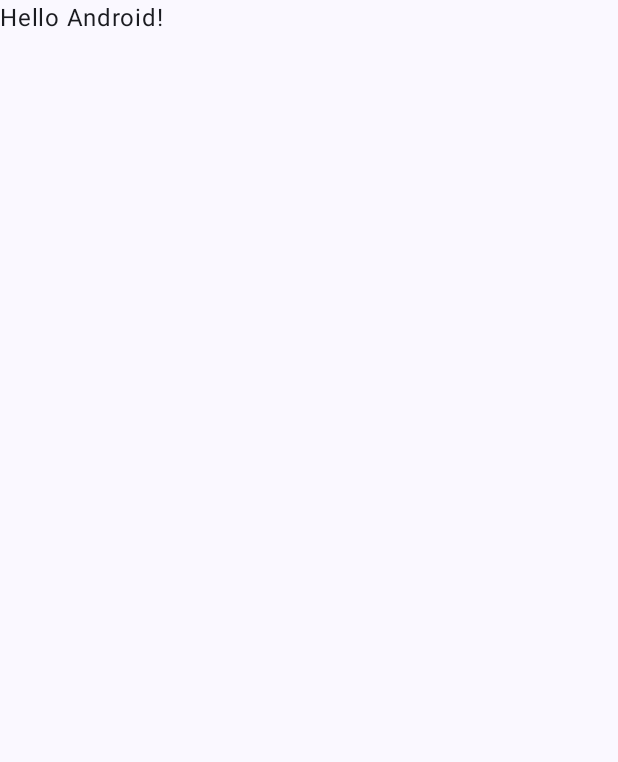
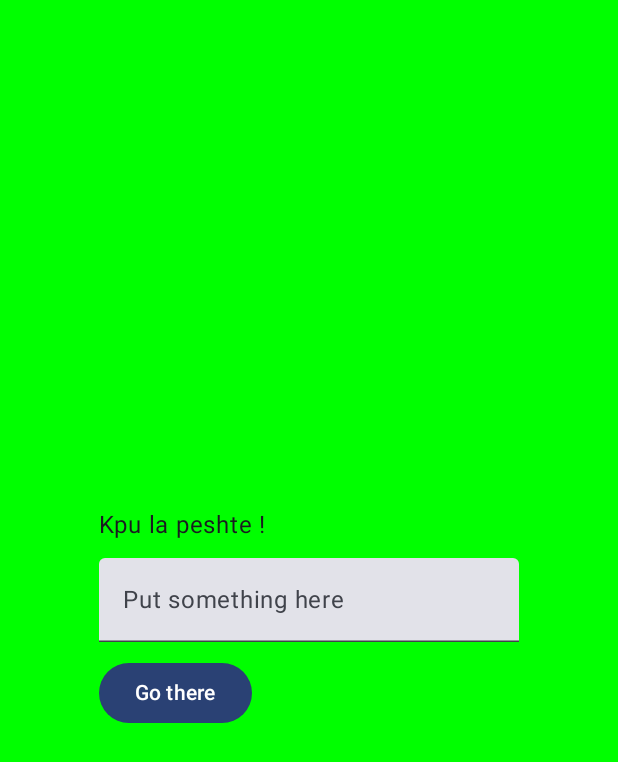
Before and after one commit to theravengod/koffee, an Android app built with Jetpack Compose: the screen it shows after launch (MainActivity), on a phone screen of 412 x 824 dp. Before the commit the part shown is almost empty. Shown: the top 762 px of the screen. Run offline under Robolectric (Android 15) with nearby library versions, the phone set to English and light mode, and no system bars; our stand-ins replace Navigation 3.

Commit message:
Simple navigation with Nav3

```diff
--- a/app/build.gradle.kts
+++ b/app/build.gradle.kts
@@ -4,6 +4,7 @@ plugins {
     alias(libs.plugins.android.application)
     alias(libs.plugins.kotlin.android)
     alias(libs.plugins.kotlin.compose)
+    alias(libs.plugins.kotlin.serialization)
 }
 
 android {
--- a/app/src/main/java/cheshire/kitty/koffee/MainActivity.kt
+++ b/app/src/main/java/cheshire/kitty/koffee/MainActivity.kt
@@ -4,13 +4,7 @@ import android.os.Bundle
 import androidx.activity.ComponentActivity
 import androidx.activity.compose.setContent
 import androidx.activity.enableEdgeToEdge
-import androidx.compose.foundation.layout.fillMaxSize
-import androidx.compose.foundation.layout.padding
-import androidx.compose.material3.Scaffold
-import androidx.compose.material3.Text
-import androidx.compose.runtime.Composable
-import androidx.compose.ui.Modifier
-import androidx.compose.ui.tooling.preview.Preview
+import cheshire.kitty.koffee.ui.navi.AppNavigation
 import cheshire.kitty.koffee.ui.theme.KoffeeTheme
 
 class MainActivity : ComponentActivity() {
@@ -18,30 +12,7 @@ class MainActivity : ComponentActivity() {
         super.onCreate(savedInstanceState)
         enableEdgeToEdge()
         setContent {
-            KoffeeTheme {
-                Scaffold(modifier = Modifier.fillMaxSize()) { innerPadding ->
-                    Greeting(
-                        name = "Android",
-                        modifier = Modifier.padding(innerPadding)
-                    )
-                }
-            }
+            KoffeeTheme { AppNavigation() }
         }
     }
 }
-
-@Composable
-fun Greeting(name: String, modifier: Modifier = Modifier) {
-    Text(
-        text = "Hello $name!",
-        modifier = modifier
-    )
-}
-
-@Preview(showBackground = true)
-@Composable
-fun GreetingPreview() {
-    KoffeeTheme {
-        Greeting("Android")
-    }
-}
--- /dev/null
+++ b/app/src/main/java/cheshire/kitty/koffee/ui/navi/AppNavigation.kt
@@ -0,0 +1,22 @@
+package cheshire.kitty.koffee.ui.navi
+
+import androidx.compose.runtime.Composable
+import androidx.compose.ui.Modifier
+import androidx.lifecycle.viewmodel.navigation3.rememberViewModelStoreNavEntryDecorator
+import androidx.navigation3.runtime.entryProvider
+import androidx.navigation3.runtime.rememberNavBackStack
+import androidx.navigation3.runtime.rememberSaveableStateHolderNavEntryDecorator
+import androidx.navigation3.ui.NavDisplay
+
+@Composable
+fun AppNavigation(modifier: Modifier = Modifier) {
+    val backStack = rememberNavBackStack(NDMainScreen)
+    NavDisplay(
+        backStack = backStack,
+        entryDecorators = listOf(
+            rememberSaveableStateHolderNavEntryDecorator(),
+            rememberViewModelStoreNavEntryDecorator()
+        ),
+        entryProvider = destinations(backStack)
+    )
+}
--- /dev/null
+++ b/app/src/main/java/cheshire/kitty/koffee/ui/navi/Destinations.kt
@@ -0,0 +1,20 @@
+package cheshire.kitty.koffee.ui.navi
+
+import androidx.navigation3.runtime.NavBackStack
+import androidx.navigation3.runtime.NavEntry
+import androidx.navigation3.runtime.NavKey
+import androidx.navigation3.runtime.entryProvider
+import cheshire.kitty.koffee.ui.screens.DetailsScreen
+import cheshire.kitty.koffee.ui.screens.MainScreen
+import kotlinx.serialization.Serializable
+
+@Serializable
+data object NDMainScreen: NavKey
+
+@Serializable
+data class NDDetailsScreen(val something: String): NavKey
+
+fun destinations(backStack: NavBackStack<NavKey>): (NavKey) -> NavEntry<NavKey> = entryProvider {
+    entry<NDMainScreen> { MainScreen { backStack.add(NDDetailsScreen(it)) } }
+    entry<NDDetailsScreen> { DetailsScreen(it.something) }
+}
--- /dev/null
+++ b/app/src/main/java/cheshire/kitty/koffee/ui/screens/DetailsScreen.kt
@@ -0,0 +1,17 @@
+package cheshire.kitty.koffee.ui.screens
+
+import androidx.compose.foundation.background
+import androidx.compose.foundation.layout.Box
+import androidx.compose.foundation.layout.fillMaxSize
+import androidx.compose.material3.Text
+import androidx.compose.runtime.Composable
+import androidx.compose.ui.Alignment
+import androidx.compose.ui.Modifier
+import androidx.compose.ui.graphics.Color
+
+@Composable
+fun DetailsScreen(something: String, modifier: Modifier = Modifier) {
+    Box(modifier.fillMaxSize().background(Color.Yellow), Alignment.Center) {
+        Text("On Details as $something")
+    }
+}
--- /dev/null
+++ b/app/src/main/java/cheshire/kitty/koffee/ui/screens/MainScreen.kt
@@ -0,0 +1,39 @@
+package cheshire.kitty.koffee.ui.screens
+
+import androidx.compose.foundation.background
+import androidx.compose.foundation.layout.Arrangement
+import androidx.compose.foundation.layout.Box
+import androidx.compose.foundation.layout.Column
+import androidx.compose.foundation.layout.Spacer
+import androidx.compose.foundation.layout.fillMaxSize
+import androidx.compose.foundation.layout.height
+import androidx.compose.foundation.layout.padding
+import androidx.compose.material3.Button
+import androidx.compose.material3.Scaffold
+import androidx.compose.material3.Text
+import androidx.compose.material3.TextField
+import androidx.compose.runtime.Composable
+import androidx.compose.runtime.getValue
+import androidx.compose.runtime.mutableStateOf
+import androidx.compose.runtime.saveable.rememberSaveable
+import androidx.compose.runtime.setValue
+import androidx.compose.ui.Alignment
+import androidx.compose.ui.Modifier
+import androidx.compose.ui.graphics.Color
+import androidx.compose.ui.unit.dp
+
+@Composable
+fun MainScreen(modifier: Modifier = Modifier, onNav: (something: String) -> Unit) {
+    var something by rememberSaveable { mutableStateOf("") }
+    Scaffold(modifier = modifier) { pv ->
+        Box(modifier.padding(pv).fillMaxSize().background(Color.Green), Alignment.Center) {
+            Column(verticalArrangement = Arrangement.spacedBy(10.dp)) {
+                Text("Kpu la peshte !")
+                TextField(something, onValueChange = { something = it }, label = { Text("Put something here") })
+                Button(onClick = { onNav(something) }) {
+                    Text("Go there")
+                }
+            }
+        }
+    }
+}
```
